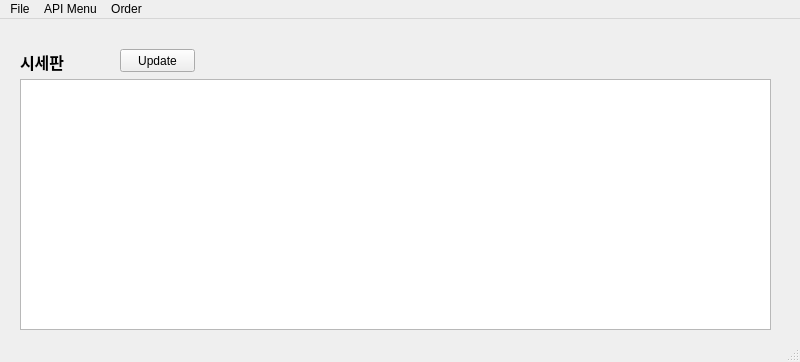
Before: the Qt Designer form win3.ui in suesoo/algo_tr, drawn with Qt 5.
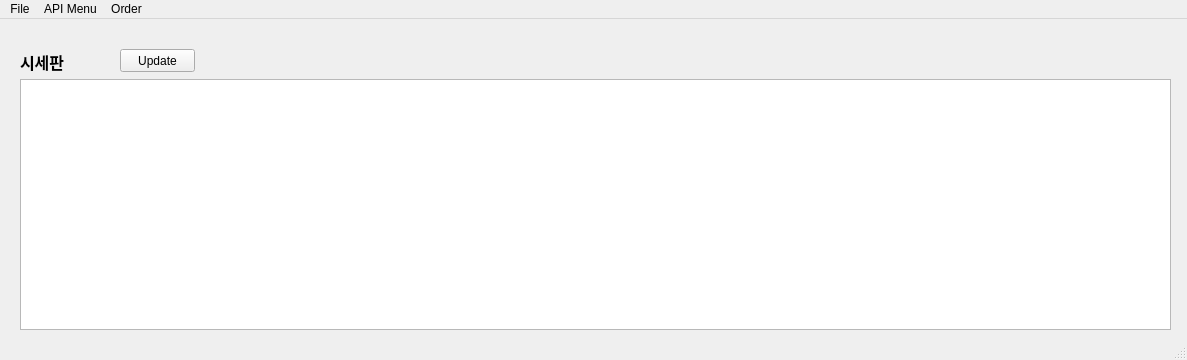
After: the same form once the commit is applied.

Patch:
```diff
--- a/win3.ui
+++ b/win3.ui
@@ -6,8 +6,8 @@
    <rect>
     <x>0</x>
     <y>0</y>
-    <width>800</width>
-    <height>362</height>
+    <width>1187</width>
+    <height>360</height>
    </rect>
   </property>
   <property name="windowTitle">
@@ -19,7 +19,7 @@
      <rect>
       <x>20</x>
       <y>60</y>
-      <width>751</width>
+      <width>1151</width>
       <height>251</height>
      </rect>
     </property>
@@ -67,7 +67,7 @@
     <rect>
      <x>0</x>
      <y>0</y>
-     <width>800</width>
+     <width>1187</width>
      <height>21</height>
     </rect>
    </property>
```
